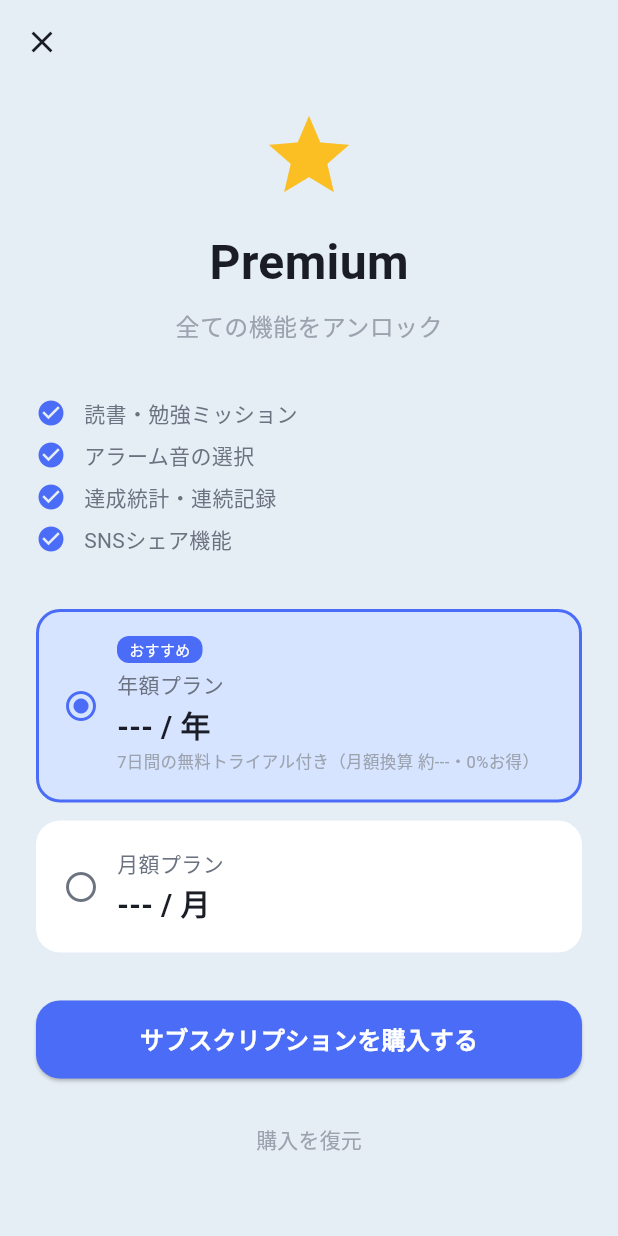
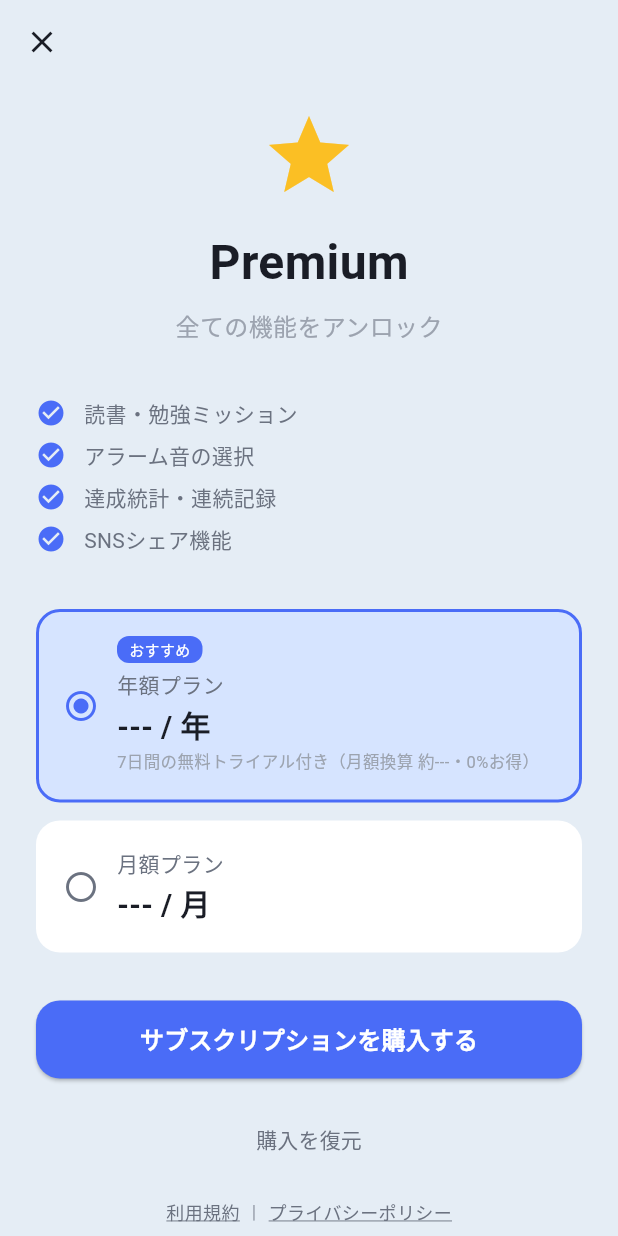
Before and after one commit to murakami-kaito-dev/ForcedWakeUpApp, a Flutter app: the PaywallScreen screen opened by its route, on a phone screen of 412 x 824 dp. Run offline on Flutter 3.47's test engine with Material 3 defaults, Android fonts, the phone set to English and light mode, and no system bars; our stand-ins replace camera, file_picker, flutter_native_splash, in_app_purchase, just_audio, share_plus and 4 more; missing offline and left inert: google_mlkit_image_labeling, google_mlkit_object_detection, google_mlkit_pose_detection, google_mlkit_text_recognition, in_app_purchase_storekit, volume_controller; accounts and stored records are empty.

Commit message:
chore: v1.0.0の最初の提出でレビューされた内容の対応
プライバシーポリシー・利用規約URLへの遷移を実装

```diff
--- a/lib/l10n/app_strings.dart
+++ b/lib/l10n/app_strings.dart
@@ -113,6 +113,11 @@ class AppStrings {
   final String redeemOfferCode;
   String purchaseFailed(String e) => _purchaseFailedFn(e);
   final String Function(String) _purchaseFailedFn;
+  final String termsOfUse;
+  final String termsUrl;
+  final String privacyPolicy;
+  final String privacyUrl;
+  final String agreeOnPurchase;
 
   // --- Statistics screen ---
   final String statistics;
@@ -246,6 +251,11 @@ class AppStrings {
     required this.restorePurchase,
     required this.redeemOfferCode,
     required String Function(String) purchaseFailedFn,
+    required this.termsOfUse,
+    required this.termsUrl,
+    required this.privacyPolicy,
+    required this.privacyUrl,
+    required this.agreeOnPurchase,
     required this.statistics,
     required this.currentStreak,
     required this.bestStreak,
@@ -403,6 +413,11 @@ class AppStrings {
     restorePurchase: '購入を復元',
     redeemOfferCode: 'プロモーションコードを入力',
     purchaseFailedFn: _jaPurchaseFailed,
+    termsOfUse: '利用規約',
+    termsUrl: 'https://murakami-kaito-dev.github.io/ForcedWake-Alarm-Support/ja/terms.html',
+    privacyPolicy: 'プライバシーポリシー',
+    privacyUrl: 'https://murakami-kaito-dev.github.io/ForcedWake-Alarm-Support/ja/privacy.html',
+    agreeOnPurchase: '購入により利用規約・プライバシーポリシーに同意したものとみなされます',
     statistics: '統計',
     currentStreak: '連続記録',
     bestStreak: '最長記録',
@@ -573,6 +588,11 @@ class AppStrings {
     restorePurchase: 'Restore Purchase',
     redeemOfferCode: 'Redeem Offer Code',
     purchaseFailedFn: _enPurchaseFailed,
+    termsOfUse: 'Terms of Use',
+    termsUrl: 'https://murakami-kaito-dev.github.io/ForcedWake-Alarm-Support/en/terms.html',
+    privacyPolicy: 'Privacy Policy',
+    privacyUrl: 'https://murakami-kaito-dev.github.io/ForcedWake-Alarm-Support/en/privacy.html',
+    agreeOnPurchase: 'By purchasing, you agree to the Terms of Use and Privacy Policy',
     statistics: 'Statistics',
     currentStreak: 'Current Streak',
     bestStreak: 'Best Streak',
--- a/lib/screens/paywall_screen.dart
+++ b/lib/screens/paywall_screen.dart
@@ -3,6 +3,7 @@ import 'package:flutter/material.dart';
 import 'package:in_app_purchase/in_app_purchase.dart';
 import 'package:in_app_purchase_storekit/in_app_purchase_storekit.dart';
 import 'package:provider/provider.dart';
+import 'package:url_launcher/url_launcher.dart';
 import '../state/language_state.dart';
 import '../state/premium_state.dart';
 import '../theme/app_colors.dart';
@@ -163,8 +164,8 @@ class _PaywallScreenState extends State<PaywallScreen> {
                 },
                 child: Text(
                   s.restorePurchase,
-                  style:
-                      const TextStyle(color: AppColors.textHint, fontSize: 14),
+                  style: const TextStyle(
+                      color: AppColors.textSecondary, fontSize: 14),
                 ),
               ),
               if (Platform.isIOS)
@@ -179,9 +180,54 @@ class _PaywallScreenState extends State<PaywallScreen> {
                   child: Text(
                     s.redeemOfferCode,
                     style: const TextStyle(
-                        color: AppColors.textHint, fontSize: 14),
+                        color: AppColors.textSecondary, fontSize: 14),
                   ),
                 ),
+              const SizedBox(height: 16),
+              Row(
+                mainAxisAlignment: MainAxisAlignment.center,
+                children: [
+                  GestureDetector(
+                    onTap: () => launchUrl(Uri.parse(s.termsUrl),
+                        mode: LaunchMode.externalApplication),
+                    child: Text(
+                      s.termsOfUse,
+                      style: const TextStyle(
+                        color: AppColors.textSecondary,
+                        fontSize: 12,
+                        decoration: TextDecoration.underline,
+                        decorationColor: AppColors.textSecondary,
+                      ),
+                    ),
+                  ),
+                  const Padding(
+                    padding: EdgeInsets.symmetric(horizontal: 8),
+                    child: Text('|',
+                        style: TextStyle(
+                            color: AppColors.textHint, fontSize: 12)),
+                  ),
+                  GestureDetector(
+                    onTap: () => launchUrl(Uri.parse(s.privacyUrl),
+                        mode: LaunchMode.externalApplication),
+                    child: Text(
+                      s.privacyPolicy,
+                      style: const TextStyle(
+                        color: AppColors.textSecondary,
+                        fontSize: 12,
+                        decoration: TextDecoration.underline,
+                        decorationColor: AppColors.textSecondary,
+                      ),
+                    ),
+                  ),
+                ],
+              ),
+              const SizedBox(height: 6),
+              Text(
+                s.agreeOnPurchase,
+                style: const TextStyle(
+                    color: AppColors.textHint, fontSize: 10),
+                textAlign: TextAlign.center,
+              ),
               const SizedBox(height: 24),
             ],
           ),
--- a/pubspec.yaml
+++ b/pubspec.yaml
@@ -30,6 +30,7 @@ dependencies:
   file_picker: ^8.0.0
   path_provider: ^2.1.0
   flutter_native_splash: ^2.4.4
+  url_launcher: ^6.3.1
 
 dev_dependencies:
   flutter_test:
```
Also changed, not shown: pubspec.lock, 1 other file.
